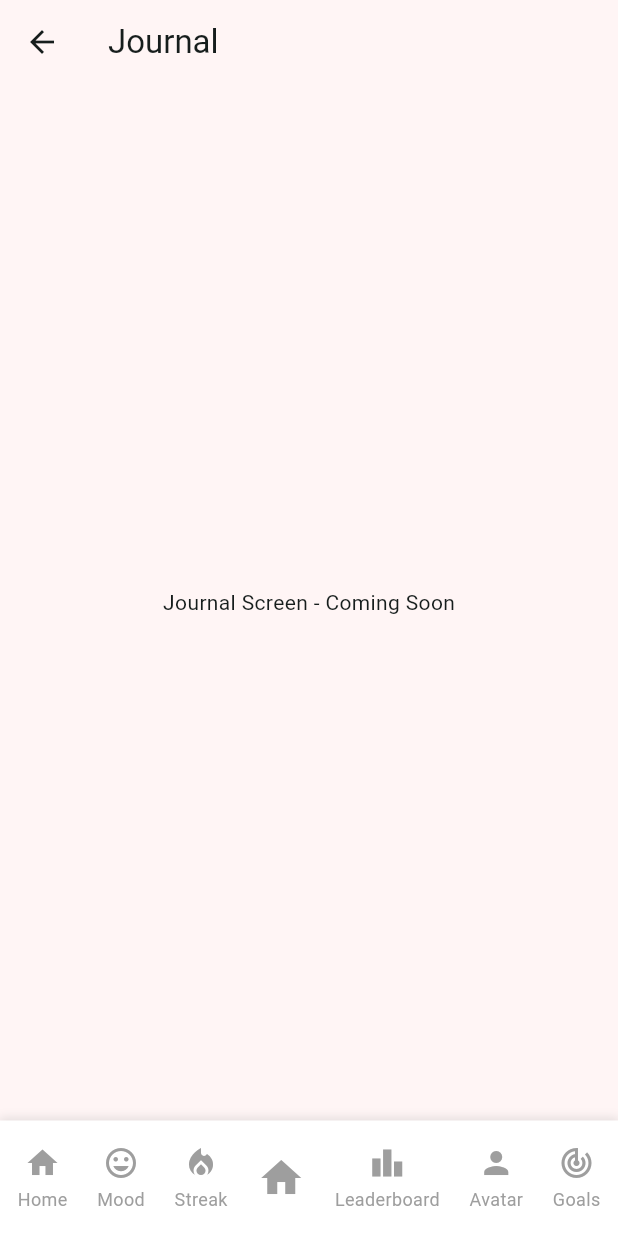
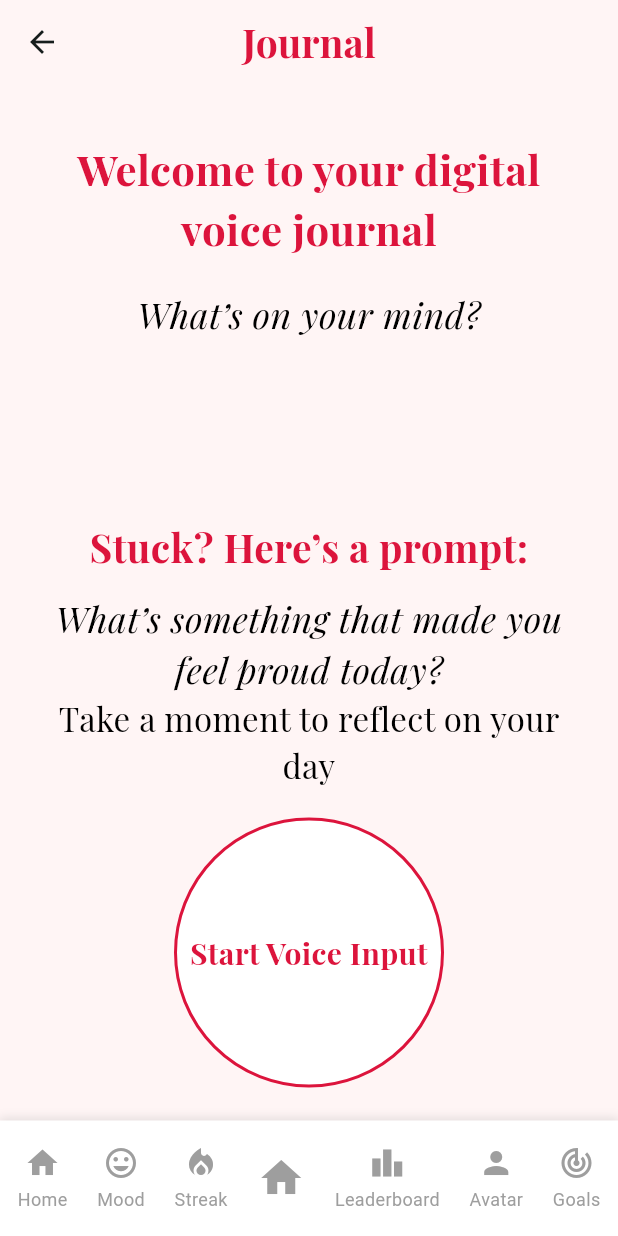
Before and after one commit to amber-jam/Oyaura, a Flutter app: the JournalScreen screen opened by its route, on a phone screen of 412 x 824 dp. Run offline on Flutter 3.47's test engine with Material 3 defaults, Android fonts, the phone set to English and light mode, and no system bars; our stand-ins replace google_fonts.

Commit message:
final touches on journal screen

```diff
--- a/oyaura/lib/screens/journal_screen.dart
+++ b/oyaura/lib/screens/journal_screen.dart
@@ -1,11 +1,53 @@
 import 'package:flutter/material.dart';
+import 'package:google_fonts/google_fonts.dart';
 import '../widgets/custom_bottom_nav.dart';
 
-class JournalScreen extends StatelessWidget {
+class JournalScreen extends StatefulWidget {
   const JournalScreen({super.key});
 
   @override
+  State<JournalScreen> createState() => _JournalScreenState();
+}
+
+class _JournalScreenState extends State<JournalScreen> with SingleTickerProviderStateMixin {
+  bool isListening = false;
+  late AnimationController _pulseController;
+
+  @override
+  void initState() {
+    super.initState();
+    _pulseController = AnimationController(
+      vsync: this,
+      duration: const Duration(seconds: 1),
+      lowerBound: 1.0,
+      upperBound: 1.1,
+    );
+  }
+
+  @override
+  void dispose() {
+    _pulseController.dispose();
+    super.dispose();
+  }
+
+  void toggleListening() {
+    setState(() {
+      isListening = !isListening;
+    });
+
+    if (isListening) {
+      _pulseController.repeat(reverse: true);
+    } else {
+      _pulseController.stop();
+    }
+
+    // TODO: Add voice recognition logic here
+  }
+
+  @override
   Widget build(BuildContext context) {
+    final Color accentColor = const Color(0xFFDC143C);
+
     return Scaffold(
       backgroundColor: const Color(0xFFFFF5F5),
       bottomNavigationBar: const CustomBottomNavBar(currentScreen: 'journal'),
@@ -13,9 +55,108 @@ class JournalScreen extends StatelessWidget {
         title: const Text('Journal'),
         backgroundColor: const Color(0xFFFFF5F5),
         elevation: 0,
+        centerTitle: true,
+        titleTextStyle: GoogleFonts.playfairDisplay(
+          fontSize: 26,
+          fontWeight: FontWeight.bold,
+          color: accentColor,
+        ),
       ),
-      body: const Center(
-        child: Text('Journal Screen - Coming Soon'),
+      body: Padding(
+        padding: const EdgeInsets.symmetric(horizontal: 24),
+        child: Column(
+          children: [
+            const SizedBox(height: 36),
+            Center(
+              child: Column(
+                children: [
+                  Text(
+                    'Welcome to your digital voice journal',
+                    style: GoogleFonts.playfairDisplay(
+                      fontSize: 28,
+                      fontWeight: FontWeight.bold,
+                      color: accentColor,
+                    ),
+                    textAlign: TextAlign.center,
+                  ),
+                  const SizedBox(height: 20),
+                  Text(
+                    'What’s on your mind?',
+                    style: GoogleFonts.playfairDisplay(
+                      fontSize: 24,
+                      fontStyle: FontStyle.italic,
+                      color: Colors.black,
+                    ),
+                    textAlign: TextAlign.center,
+                  ),
+                  const SizedBox(height: 120),
+                  Text(
+                    'Stuck? Here’s a prompt:',
+                    style: GoogleFonts.playfairDisplay(
+                      fontSize: 26,
+                      fontWeight: FontWeight.bold,
+                      color: accentColor,
+                    ),
+                    textAlign: TextAlign.center,
+                  ),
+                  const SizedBox(height: 12),
+                  Text(
+                    'What’s something that made you feel proud today?',
+                    style: GoogleFonts.playfairDisplay(
+                      fontSize: 24,
+                      fontStyle: FontStyle.italic,
+                      color: Colors.black,
+                    ),
+                    textAlign: TextAlign.center,
+                  ),
+                ],
+              ),
+            ),
+            const Spacer(),
+            Center(
+              child: Column(
+                children: [
+                  Text(
+                    'Take a moment to reflect on your day',
+                    style: GoogleFonts.playfairDisplay(
+                      fontSize: 22,
+                      color: Colors.black,
+                    ),
+                    textAlign: TextAlign.center,
+                  ),
+                  const SizedBox(height: 20),
+                  GestureDetector(
+                    onTap: toggleListening,
+                    child: ScaleTransition(
+                      scale: _pulseController,
+                      child: Container(
+                        width: 180,
+                        height: 180,
+                        decoration: BoxDecoration(
+                          color: isListening ? accentColor.withAlpha(40) : Colors.white,
+                          shape: BoxShape.circle,
+                          border: Border.all(color: accentColor, width: 2),
+                        ),
+                        child: Center(
+                          child: Text(
+                            isListening ? 'Listening to you...' : 'Start Voice Input',
+                            style: GoogleFonts.playfairDisplay(
+                              fontSize: 20,
+                              fontWeight: FontWeight.bold,
+                              color: accentColor,
+                            ),
+                            textAlign: TextAlign.center,
+                          ),
+                        ),
+                      ),
+                    ),
+                  ),
+                  const SizedBox(height: 48),
+                ],
+              ),
+            ),
+          ],
+        ),
       ),
     );
   }
```
